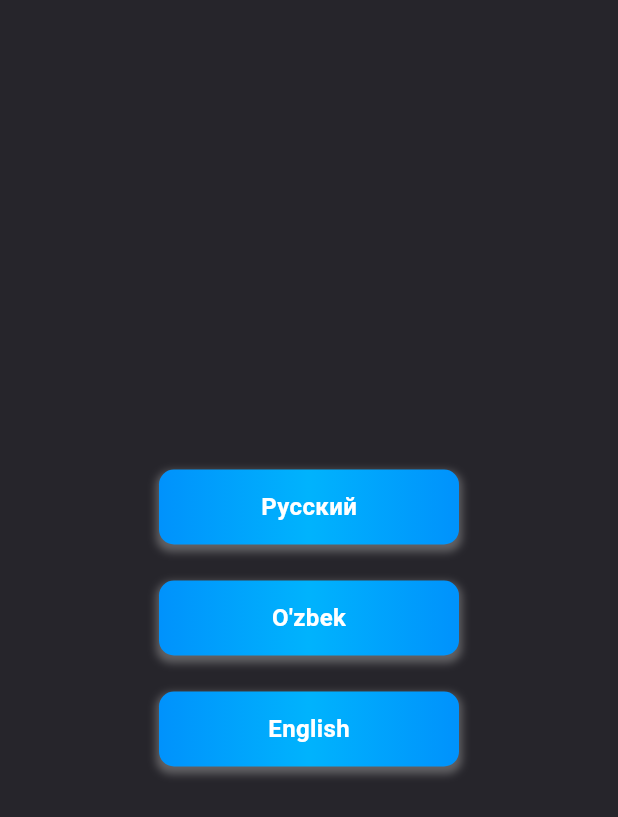
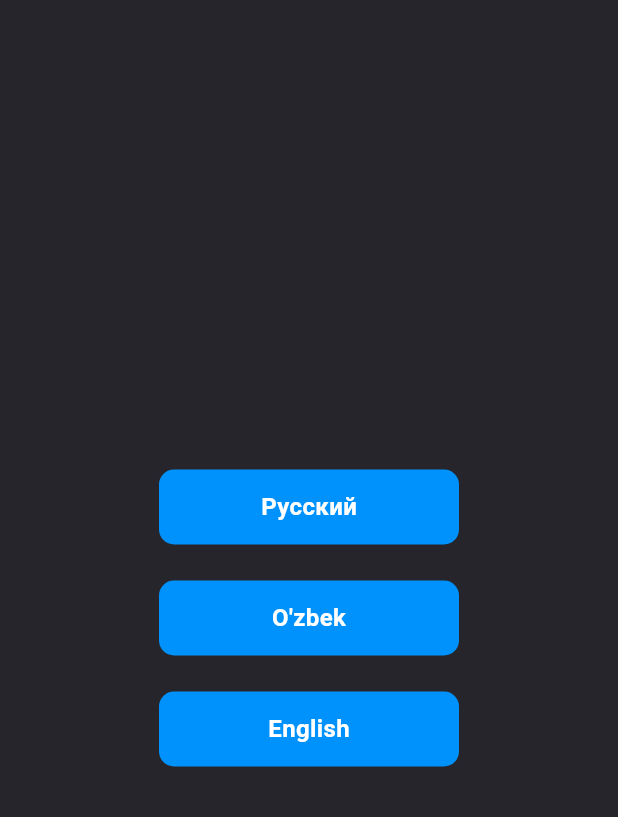
Before and after one commit to azureem/click, a Flutter app: the screen it shows after launch, on a phone screen of 412 x 824 dp. Shown: the top 817 px of the screen. Run offline on Flutter 3.47's test engine with Material 3 defaults, Android fonts, the phone set to English and light mode, and no system bars; our stand-ins replace bloc, mask_text_input_formatter.

Commit message:
btn changed

```diff
--- a/lib/presentation/screens/language/widgets/btn_lang.dart
+++ b/lib/presentation/screens/language/widgets/btn_lang.dart
@@ -2,7 +2,7 @@
 import 'package:flutter/cupertino.dart';
 import 'package:flutter/material.dart';
 
-Widget btnLang(String name ) {
+Widget btnLang(String name) {
   return Container(
     width: 200, // Width of the button
     height: 50, // Height of the button
@@ -12,20 +12,12 @@ Widget btnLang(String name ) {
         begin: Alignment.centerLeft,
         end: Alignment.centerRight,
         colors: [
-          Color(0xFF0092FC),
-          Color(0xFF00B3FD),
-          Color(0xFF0092FC),
+          Color(0xFF0092FC), // Darker blue
+          Color(0xFF0092FC), // Lighter blue in the center
+          Color(0xFF0092FC), // Darker blue
         ],
         stops: [0.0, 0.5, 1.0],
       ),
-      boxShadow: [
-        BoxShadow(
-          color: Colors.grey.withOpacity(0.5),
-          spreadRadius: 2,
-          blurRadius: 4,
-          offset: Offset(0, 3),
-        ),
-      ],
     ),
     child: Center(
       child: Text(
```
